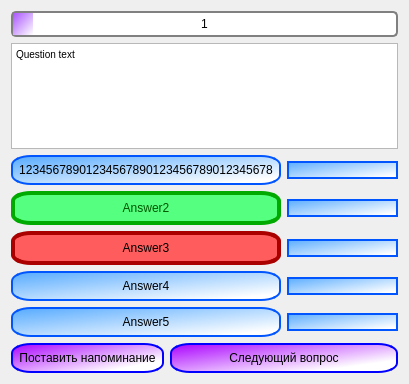
Old version of the form tests.ui in the repository Yarosurafu/ExamHelper.
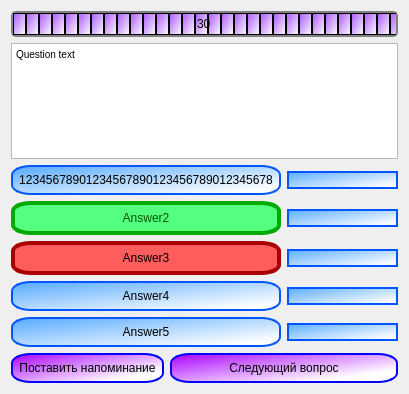
New version of the form. Icons and pictures are not drawn.

```diff
--- a/tests.ui
+++ b/tests.ui
@@ -7,7 +7,7 @@
     <x>0</x>
     <y>0</y>
     <width>409</width>
-    <height>384</height>
+    <height>394</height>
    </rect>
   </property>
   <property name="windowTitle">
@@ -284,18 +284,20 @@
     border: 2px solid grey;
     border-radius: 5px;
 	text-align: center;
+	color: rgb(0, 0, 0);
 }
 
 QProgressBar::chunk {
     background-color: qlineargradient(spread:pad, x1:0, y1:0, x2:1, y2:1, stop:0 rgba(170, 85, 255, 255), stop:1 rgba(255, 255, 255, 255));
-    width: 20px;
+	border: 0.5px solid black;
+    width: 11.4px;
 }</string>
      </property>
      <property name="maximum">
       <number>30</number>
      </property>
      <property name="value">
-      <number>1</number>
+      <number>30</number>
      </property>
      <property name="orientation">
       <enum>Qt::Horizontal</enum>
```
